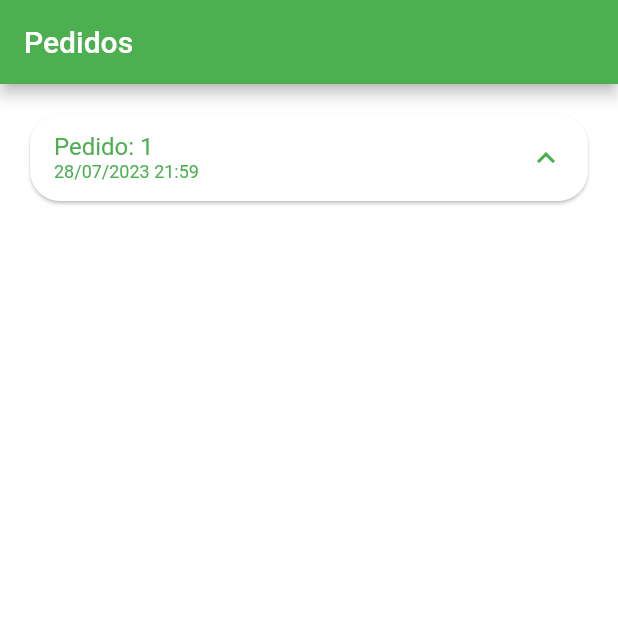
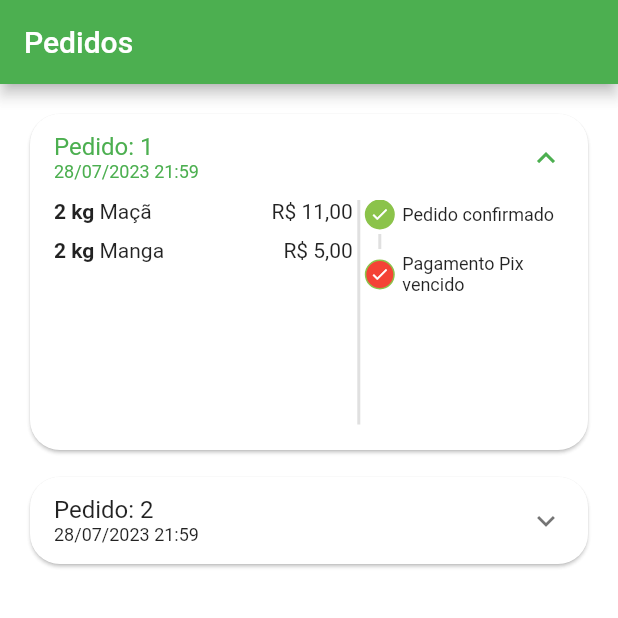
Before and after one commit to DavihFerraz/GreenGrocer, a Flutter app: the OrdersTab screen opened directly, after a tap on an icon or button, on a phone screen of 412 x 824 dp, the top half of it. Run offline on Flutter 3.47's test engine with Material 2 defaults, Android fonts, the phone set to English and light mode, and no system bars; our stand-ins replace animated_text_kit, badges, mask_text_input_formatter.

Commit message:
Update na pagina dos pedidos

```diff
--- a/lib/src/config/app_data.dart
+++ b/lib/src/config/app_data.dart
@@ -101,10 +101,28 @@ List<OrderModel> orders = [
       CartItemModel(
         item: apple,
         quantity: 2,
-      )
+      ),
+      CartItemModel(
+        item: mango,
+        quantity: 2,
+      ),
     ],
     overdueDateTime: DateTime.parse('2023-07-28 23:59:59'),
     status: 'pending_payment',
     total: 11,
   ),
+  OrderModel(
+    copyAndPaste: 'q1w2er44t5y6',
+    createdDateTime: DateTime.parse('2023-07-28 21:59:59'),
+    id: '2',
+    items: [
+      CartItemModel(
+        item: apple,
+        quantity: 1,
+      ),
+    ],
+    overdueDateTime: DateTime.parse('2023-07-28 23:59:59'),
+    status: 'refunded',
+    total: 11,
+  ),
 ];
--- /dev/null
+++ b/lib/src/pages/orders/components/order_status.dart
@@ -0,0 +1,118 @@
+import 'package:flutter/material.dart';
+import 'package:green_grocer/src/pages/auth/config/custom_colors.dart';
+
+class OrderStatus extends StatelessWidget {
+  OrderStatus({
+    super.key,
+    required this.isOverdue,
+    required this.status,
+  });
+  final String status;
+  final bool isOverdue;
+
+  final Map<String, int> allStatus = <String, int>{
+    'pending_payment': 0,
+    'refunded': 1,
+    'paid': 2,
+    'preparing_purchase': 3,
+    'shipping': 4,
+    'delivered': 5,
+  };
+
+  int get currentStatus => allStatus[status]!;
+
+  @override
+  Widget build(BuildContext context) {
+    return Column(
+      crossAxisAlignment: CrossAxisAlignment.start,
+      children: [
+        const _StatusDot(
+          title: 'Pedido confirmado',
+          isActive: true,
+        ),
+        const _CustomDivider(),
+        if (currentStatus == 1) ...[
+          const _StatusDot(
+            isActive: true,
+            title: 'Pix estornado',
+            backgroundColor: Colors.orange,
+          ),
+        ] else if (isOverdue) ...[
+          const _StatusDot(
+            isActive: true,
+            title: 'Pagamento Pix vencido',
+            backgroundColor: Colors.red,
+          )
+        ]
+      ],
+    );
+  }
+}
+
+class _CustomDivider extends StatelessWidget {
+  const _CustomDivider({super.key});
+
+  @override
+  Widget build(BuildContext context) {
+    return Container(
+      margin: const EdgeInsets.symmetric(
+        horizontal: 9,
+        vertical: 3,
+      ),
+      height: 10,
+      width: 2,
+      color: Colors.grey.shade300,
+    );
+  }
+}
+
+class _StatusDot extends StatelessWidget {
+  final bool isActive;
+  final String title;
+  final Color? backgroundColor;
+  const _StatusDot({
+    required this.isActive,
+    required this.title,
+    this.backgroundColor,
+  });
+
+  @override
+  Widget build(BuildContext context) {
+    return Row(
+      children: [
+        Container(
+          alignment: Alignment.center,
+          height: 20,
+          width: 20,
+          decoration: BoxDecoration(
+            shape: BoxShape.circle,
+            border: Border.all(
+              color: CustomColors.customSwatchColor,
+            ),
+            color: isActive
+                ? backgroundColor ?? CustomColors.customSwatchColor
+                : Colors.transparent,
+          ),
+          child: isActive
+              ? const Icon(
+                  Icons.check,
+                  size: 13,
+                  color: Colors.white,
+                )
+              : const SizedBox.shrink(),
+        ),
+        const SizedBox(
+          width: 5,
+        ),
+        Expanded(
+          child: Text(
+            title,
+            style: const TextStyle(
+              fontSize: 12,
+            ),
+          ),
+        ),
+      ],
+    );
+  }
+}
--- a/lib/src/pages/orders/components/order_tile.dart
+++ b/lib/src/pages/orders/components/order_tile.dart
@@ -1,5 +1,7 @@
 import 'package:flutter/material.dart';
+import 'package:green_grocer/src/models/cart_item.dart';
 import 'package:green_grocer/src/models/order_model.dart';
+import 'package:green_grocer/src/pages/orders/components/order_status.dart';
 import 'package:green_grocer/src/services/util_services.dart';
 
 class OrderTile extends StatelessWidget {
@@ -37,8 +39,81 @@ class OrderTile extends StatelessWidget {
               ),
             ],
           ),
+          childrenPadding: const EdgeInsets.fromLTRB(16, 0, 16, 16),
+          children: [
+            SizedBox(
+              height: 150,
+              child: Row(
+                children: [
+                  Expanded(
+                    flex: 3,
+                    child: ListView(
+                      children: order.items.map((orderItem) {
+                        return _OrderItemWidget(
+                          utilServices: utilServices,
+                          orderItem: orderItem,
+                        );
+                      }).toList(),
+                    ),
+                  ),
+                  VerticalDivider(
+                    color: Colors.grey.shade300,
+                    thickness: 2,
+                    width: 8,
+                  ),
+                  Expanded(
+                    flex: 2,
+                    child: OrderStatus(
+                      status: order.status,
+                      isOverdue: order.overdueDateTime.isBefore(
+                        DateTime.now(),
+                      ),
+                    ),
+                  ),
+                ],
+              ),
+            )
+          ],
         ),
       ),
     );
   }
 }
+
+class _OrderItemWidget extends StatelessWidget {
+  const _OrderItemWidget({
+    Key? key,
+    required this.utilServices,
+    required this.orderItem,
+  }) : super(key: key);
+
+  final UtilServices utilServices;
+  final CartItemModel orderItem;
+
+  @override
+  Widget build(BuildContext context) {
+    return Padding(
+      padding: const EdgeInsets.only(
+        bottom: 10,
+      ),
+      child: Row(
+        children: [
+          Text(
+            '${orderItem.quantity} ${orderItem.item.unit} ',
+            style: const TextStyle(
+              fontWeight: FontWeight.bold,
+            ),
+          ),
+          Expanded(
+            child: Text(orderItem.item.itemName),
+          ),
+          Text(
+            utilServices.priceToCurrency(
+              orderItem.totalPrice(),
+            ),
+          ),
+        ],
+      ),
+    );
+  }
+}
```
